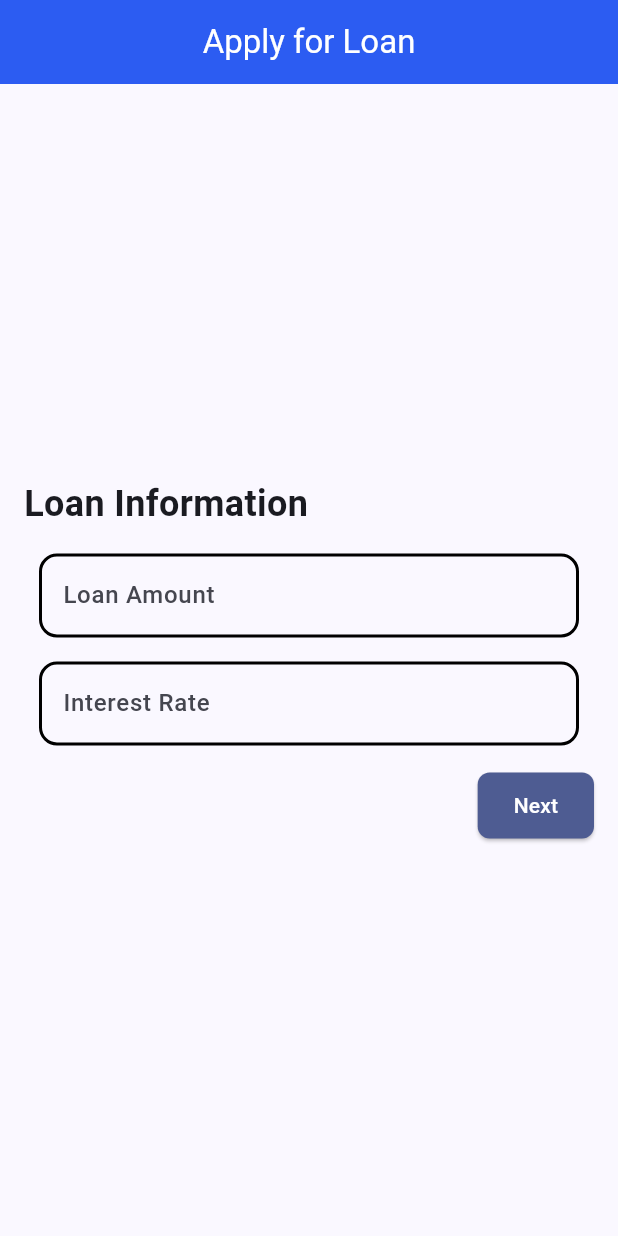
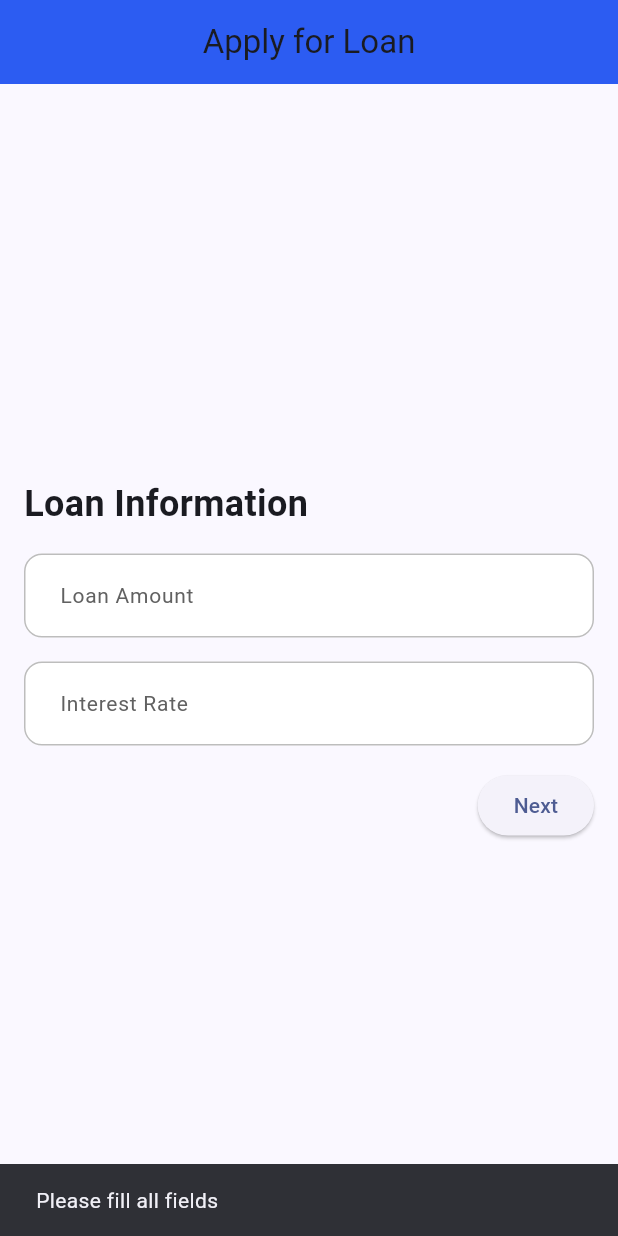
Before and after one commit to chahatkesh/servolend-hacktu, a Flutter app: the screen it shows after launch, after a tap on "Next", on a phone screen of 412 x 824 dp. Run offline on Flutter 3.47's test engine with Material 3 defaults, Android fonts, the phone set to English and light mode, and no system bars; our stand-ins replace cookie_jar, google_sign_in, pie_chart; network calls fail; statements that could not run were skipped.

Commit message:
updates to flutter

```diff
--- a/client_mobile/servolend_ai/lib/components/my_textfield.dart
+++ b/client_mobile/servolend_ai/lib/components/my_textfield.dart
@@ -2,50 +2,75 @@ import 'package:flutter/material.dart';
 
 class MyTextfield extends StatelessWidget {
   final String hintText;
+  final Icon? prefixIcon;
   final bool obscureText;
-  final int minLines;
+  final TextEditingController controller;
   final TextInputType inputType;
-  final TextEditingController controller;
-  final ValueChanged<String> onChanged;
+  final Function(String) onChanged;
 
-  const MyTextfield(
-      {super.key,
+  const MyTextfield({
+    super.key,
     required this.hintText,
-      this.inputType = TextInputType.text,
-      this.minLines = 1,
-      required this.obscureText,
+    this.prefixIcon,
+    this.obscureText = false,
     required this.controller,
-      required this.onChanged});
+    required this.inputType,
+    required this.onChanged,
+  });
 
   @override
   Widget build(BuildContext context) {
-    return Padding(
-      padding: const EdgeInsets.fromLTRB(10, 0, 10, 0),
-      child: TextField(
+    return TextFormField(
+      controller: controller,
+      obscureText: obscureText,
       keyboardType: inputType,
       onChanged: onChanged,
-        controller: controller,
-        scrollPhysics: BouncingScrollPhysics(),
+      style: TextStyle(
+        color: Colors.black,
+        fontSize: 16,
+      ),
       decoration: InputDecoration(
+        hintText: hintText,
+        hintStyle: TextStyle(
+          color: Colors.grey[700],
+          fontSize: 14,
+        ),
+        prefixIcon: prefixIcon,
+        filled: true,
+        fillColor: Colors.white,
+        contentPadding: EdgeInsets.symmetric(vertical: 16, horizontal: 20),
         border: OutlineInputBorder(
           borderRadius: BorderRadius.circular(12),
+          borderSide: BorderSide.none,
+        ),
+        focusedBorder: OutlineInputBorder(
+          borderRadius: BorderRadius.circular(12),
+          borderSide: BorderSide(
+            color: Theme.of(context).primaryColor,
+            width: 2,
+          ),
         ),
         enabledBorder: OutlineInputBorder(
+          borderRadius: BorderRadius.circular(12),
           borderSide: BorderSide(
-              // color: Theme.of(context).colorScheme.primary,
+            color: Colors.grey[400]!,
+            width: 1,
+          ),
+        ),
+        errorBorder: OutlineInputBorder(
+          borderRadius: BorderRadius.circular(12),
+          borderSide: BorderSide(
+            color: Colors.red,
+            width: 1,
+          ),
+        ),
+        focusedErrorBorder: OutlineInputBorder(
+          borderRadius: BorderRadius.circular(12),
+          borderSide: BorderSide(
+            color: Colors.red,
             width: 2,
           ),
-            borderRadius: BorderRadius.circular(12),
         ),
-          hintText: hintText,
-          hintStyle: TextStyle(
-            // color: Theme.of(context).colorScheme.primary,
-            fontWeight: FontWeight.w500,
-          ),
-        ),
-        obscureText: obscureText,
-        minLines: minLines,
-        maxLines: inputType == TextInputType.multiline ? null : 1,
       ),
     );
   }
--- a/client_mobile/servolend_ai/lib/pages/apply_for_loan.dart
+++ b/client_mobile/servolend_ai/lib/pages/apply_for_loan.dart
@@ -1,5 +1,5 @@
+import 'package:flutter/material.dart';
 import 'package:pie_chart/pie_chart.dart';
-import 'package:flutter/material.dart';
 import 'package:servolend_ai/components/my_textfield.dart';
 import 'package:servolend_ai/helpers/fetch.dart';
 
@@ -11,42 +11,47 @@ class ApplyForLoan extends StatefulWidget {
 }
 
 class _ApplyForLoanState extends State<ApplyForLoan> {
-  int pageNo = 0;
+  final PageController _pageController = PageController();
   final Map<String, dynamic> loanInfo = {};
   final Map<String, dynamic> personalDetails = {};
+
+  void nextPage() {
+    _pageController.nextPage(
+      duration: const Duration(milliseconds: 300),
+      curve: Curves.easeIn,
+    );
+  }
+
+  void previousPage() {
+    _pageController.previousPage(
+      duration: const Duration(milliseconds: 300),
+      curve: Curves.easeIn,
+    );
+  }
 
   @override
   Widget build(BuildContext context) {
     return Scaffold(
       appBar: AppBar(
-        title: const Text(
-          "Apply for Loan",
-          style: TextStyle(
-            color: Colors.white,
+        title: const Text("Apply for Loan"),
+        centerTitle: true,
+        backgroundColor: const Color(0xFF2c5cf2),
       ),
-        ),
-        centerTitle: true,
-        backgroundColor: Color(0xFF2c5cf2),
-      ),
-      body: Padding(
-        padding: const EdgeInsets.all(16.0),
-        child: Column(
-          mainAxisSize: MainAxisSize.max,
-          mainAxisAlignment: MainAxisAlignment.center,
-          crossAxisAlignment: CrossAxisAlignment.center,
+      body: PageView(
+        controller: _pageController,
+        physics: const NeverScrollableScrollPhysics(),
         children: [
-            if (pageNo == 0)
           Page1(
-                next: (loanAmount, interestRate) => setState(() {
+            next: (loanAmount, interestRate) {
+              setState(() {
                 loanInfo['loanAmount'] = loanAmount;
                 loanInfo['interestRate'] = interestRate;
-                  pageNo += 1;
-                }),
+              });
+              nextPage();
+            },
           ),
-            if (pageNo == 1)
           Page2(
-                next: (age, annualIncome, employmentLength, creditHistoryLength,
-                        homeOwnership, loanIntent) =>
+            next: (age, annualIncome, employmentLength, creditHistoryLength, homeOwnership, loanIntent) {
               setState(() {
                 personalDetails['age'] = age;
                 personalDetails['annualIncome'] = annualIncome;
@@ -54,22 +59,17 @@ class _ApplyForLoanState extends State<ApplyForLoan> {
                 personalDetails['creditHistoryLength'] = creditHistoryLength;
                 personalDetails['homeOwnership'] = homeOwnership;
                 personalDetails['loanIntent'] = loanIntent;
-                  pageNo += 1;
-                }),
-                back: () => setState(() {
-                  pageNo -= 1;
-                }),
+              });
+              nextPage();
+            },
+            back: previousPage,
           ),
-            if (pageNo == 2)
           Page3(
             loanInfo: loanInfo,
             personalDetails: personalDetails,
-                back: () => setState(() {
-                  pageNo -= 1;
-                }),
+            back: previousPage,
           ),
         ],
-        ),
       ),
     );
   }
@@ -83,56 +83,48 @@ class Page1 extends StatelessWidget {
 
   @override
   Widget build(BuildContext context) {
-    return Column(
+    return Padding(
+      padding: const EdgeInsets.all(16.0),
+      child: Column(
         crossAxisAlignment: CrossAxisAlignment.start,
+        mainAxisAlignment: MainAxisAlignment.center,
         children: [
-        const Text("Loan Information",
-            style: TextStyle(fontSize: 24, fontWeight: FontWeight.bold)),
+          const Text("Loan Information", style: TextStyle(fontSize: 24, fontWeight: FontWeight.bold)),
           const SizedBox(height: 16),
           MyTextfield(
             hintText: "Loan Amount",
-          obscureText: false,
             controller: loanAmountController,
-          inputType: TextInputType.numberWithOptions(
-            decimal: true,
-            signed: false,
-          ),
-          onChanged: (v) {},
+            inputType: const TextInputType.numberWithOptions(decimal: true), onChanged: (v) {  }
           ),
           const SizedBox(height: 16),
           MyTextfield(
             hintText: "Interest Rate",
-          obscureText: false,
             controller: interestRateController,
-          inputType: TextInputType.numberWithOptions(
-            decimal: true,
-            signed: false,
-          ),
-          onChanged: (v) {},
+            inputType: const TextInputType.numberWithOptions(decimal: true), onChanged: (v) {  }
           ),
           const SizedBox(height: 16),
           Row(
             mainAxisAlignment: MainAxisAlignment.end,
             children: [
               ElevatedButton(
-              onPressed: () => next(
+                onPressed: () {
+                  if (loanAmountController.text.isNotEmpty && interestRateController.text.isNotEmpty) {
+                    next(
                       int.parse(loanAmountController.text),
                       double.parse(interestRateController.text),
-              ),
-              style: ElevatedButton.styleFrom(
-                backgroundColor: Theme.of(context).primaryColor,
-                foregroundColor: Colors.white,
-                padding:
-                    const EdgeInsets.symmetric(horizontal: 24, vertical: 12),
-                shape: RoundedRectangleBorder(
-                  borderRadius: BorderRadius.circular(8),
-                ),
-              ),
+                    );
+                  } else {
+                    ScaffoldMessenger.of(context).showSnackBar(
+                      const SnackBar(content: Text("Please fill all fields")),
+                    );
+                  }
+                },
                 child: const Text("Next"),
               ),
             ],
-        )
+          ),
         ],
+      ),
     );
   }
 }
@@ -143,82 +135,46 @@ class Page2 extends StatelessWidget {
   Page2({super.key, required this.next, required this.back});
   final TextEditingController ageController = TextEditingController();
   final TextEditingController annualIncomeController = TextEditingController();
-  final TextEditingController employmentLengthController =
-      TextEditingController();
-  final TextEditingController creditHistoryLengthController =
-      TextEditingController();
-  final List<String> homeOwnershipOptions = [
-    "Rent",
-    "Own",
-    "Mortgage",
-    "Other"
-  ];
-  final List<String> loanIntentOptions = [
-    "Personal",
-    "Education",
-    "Medical",
-    "Venture",
-    "Home Improvement",
-    "Debt Consolation"
-  ];
+  final TextEditingController employmentLengthController = TextEditingController();
+  final TextEditingController creditHistoryLengthController = TextEditingController();
+  final List<String> homeOwnershipOptions = ["Rent", "Own", "Mortgage", "Other"];
+  final List<String> loanIntentOptions = ["Personal", "Education", "Medical", "Venture", "Home Improvement", "Debt Consolation"];
   String selectedHomeOwnership = "Rent";
   String selectedLoanIntent = "Personal";
 
   @override
   Widget build(BuildContext context) {
     return SingleChildScrollView(
-      padding:
-          EdgeInsets.only(bottom: MediaQuery.of(context).viewInsets.bottom),
+      padding: EdgeInsets.only(bottom: MediaQuery.of(context).viewInsets.bottom),
+      child: Padding(
+        padding: const EdgeInsets.all(16.0),
         child: Column(
-        mainAxisSize: MainAxisSize.max,
-        mainAxisAlignment: MainAxisAlignment.center,
           crossAxisAlignment: CrossAxisAlignment.start,
           children: [
-          const Text("Personal Details",
-              style: TextStyle(fontSize: 24, fontWeight: FontWeight.bold)),
+            const Text("Personal Details", style: TextStyle(fontSize: 24, fontWeight: FontWeight.bold)),
             const SizedBox(height: 16),
             MyTextfield(
               hintText: "Age",
-            obscureText: false,
               controller: ageController,
-            inputType: TextInputType.numberWithOptions(
-              decimal: false,
-              signed: false,
-            ),
-            onChanged: (v) {},
+              inputType: const TextInputType.numberWithOptions(decimal: false), onChanged: (v) {  }
             ),
             const SizedBox(height: 16),
             MyTextfield(
               hintText: "Annual Income",
-            obscureText: false,
               controller: annualIncomeController,
-            inputType: TextInputType.numberWithOptions(
-              decimal: true,
-              signed: false,
-            ),
-            onChanged: (v) {},
+              inputType: const TextInputType.numberWithOptions(decimal: true), onChanged: (v) {  }
             ),
             const SizedBox(height: 16),
             MyTextfield(
               hintText: "Employment Length (in years)",
-            obscureText: false,
               controller: employmentLengthController,
-            inputType: TextInputType.numberWithOptions(
-              decimal: true,
-              signed: false,
-            ),
-            onChanged: (v) {},
+              inputType: const TextInputType.numberWithOptions(decimal: true), onChanged: (v) {  },
             ),
             const SizedBox(height: 16),
             MyTextfield(
               hintText: "Credit History Length (in years)",
-            obscureText: false,
               controller: creditHistoryLengthController,
-            inputType: TextInputType.numberWithOptions(
-              decimal: true,
-              signed: false,
-            ),
-            onChanged: (v) {},
+              inputType: const TextInputType.numberWithOptions(decimal: true), onChanged: (v) {  },
             ),
             const SizedBox(height: 16),
             DropdownButtonFormField<String>(
@@ -260,40 +216,34 @@ class Page2 extends StatelessWidget {
               children: [
                 ElevatedButton(
                   onPressed: back,
-                style: ElevatedButton.styleFrom(
-                  backgroundColor: Theme.of(context).primaryColor,
-                  foregroundColor: Colors.white,
-                  padding:
-                      const EdgeInsets.symmetric(horizontal: 24, vertical: 12),
-                  shape: RoundedRectangleBorder(
-                    borderRadius: BorderRadius.circular(8),
-                  ),
-                ),
                   child: const Text("Back"),
                 ),
                 ElevatedButton(
-                onPressed: () => next(
+                  onPressed: () {
+                    if (ageController.text.isNotEmpty &&
+                        annualIncomeController.text.isNotEmpty &&
+                        employmentLengthController.text.isNotEmpty &&
+                        creditHistoryLengthController.text.isNotEmpty) {
+                      next(
                         int.parse(ageController.text),
                         int.parse(annualIncomeController.text),
                         double.parse(employmentLengthController.text),
                         int.parse(creditHistoryLengthController.text),
                         selectedHomeOwnership,
                         selectedLoanIntent,
-                ),
-                style: ElevatedButton.styleFrom(
-                  backgroundColor: Theme.of(context).primaryColor,
-                  foregroundColor: Colors.white,
-                  padding:
-                      const EdgeInsets.symmetric(horizontal: 24, vertical: 12),
-                  shape: RoundedRectangleBorder(
-                    borderRadius: BorderRadius.circular(8),
-                  ),
-                ),
+                      );
+                    } else {
+                      ScaffoldMessenger.of(context).showSnackBar(
+                        const SnackBar(content: Text("Please fill all fields")),
+                      );
+                    }
+                  },
                   child: const Text("Next"),
                 ),
               ],
-          )
+            ),
           ],
+        ),
       ),
     );
   }
@@ -304,11 +254,7 @@ class Page3 extends StatefulWidget {
   final Map<String, dynamic> loanInfo;
   final Map<String, dynamic> personalDetails;
 
-  Page3(
-      {super.key,
-      required this.back,
-      required this.loanInfo,
-      required this.personalDetails});
+  Page3({super.key, required this.back, required this.loanInfo, required this.personalDetails});
 
   @override
   State<Page3> createState() => _Page3State();
@@ -321,28 +267,18 @@ class _Page3State extends State<Page3> {
   @override
   void initState() {
     super.initState();
-    setState(() {
-      finalObject['age'] = widget.personalDetails['age'] as int;
-      finalObject['income'] = widget.personalDetails['annualIncome'] as int;
-      finalObject['ownership'] =
-          (widget.personalDetails['homeOwnership'] as String)
-              .replaceAll(' ', '')
-              .toUpperCase();
-      finalObject['employment_len'] =
-          widget.personalDetails['employmentLength'] as double;
-      finalObject['loan_intent'] =
-          (widget.personalDetails['loanIntent'] as String)
-              .replaceAll(' ', '')
-              .toUpperCase();
-      finalObject['loan_amnt'] = widget.loanInfo['loanAmount'] as int;
-      finalObject['loan_int_rate'] = widget.loanInfo['interestRate'] as double;
-      finalObject['loan_percent_income'] = (widget.loanInfo['loanAmount'] /
-          widget.personalDetails['annualIncome']) as double;
-      finalObject['cred_hist_len'] =
-          widget.personalDetails['creditHistoryLength'] as int;
-
+    finalObject = {
+      'age': widget.personalDetails['age'],
+      'income': widget.personalDetails['annualIncome'],
+      'ownership': (widget.personalDetails['homeOwnership'] as String).replaceAll(' ', '').toUpperCase(),
+      'employment_len': widget.personalDetails['employmentLength'],
+      'loan_intent': (widget.personalDetails['loanIntent'] as String).replaceAll(' ', '').toUpperCase(),
+      'loan_amnt': widget.loanInfo['loanAmount'],
+      'loan_int_rate': widget.loanInfo['interestRate'],
+      'loan_percent_income': widget.loanInfo['loanAmount'] / widget.personalDetails['annualIncome'],
+      'cred_hist_len': widget.personalDetails['creditHistoryLength'],
+    };
     getData();
-    });
   }
 
   Future<void> getData() async {
@@ -351,7 +287,6 @@ class _Page3State extends State<Page3> {
       finalObject,
       method: "post",
     );
-    print("RESULT");
     if (res.isNotEmpty) {
       setState(() {
         result = res;
@@ -361,36 +296,25 @@ class _Page3State extends State<Page3> {
 
   @override
   Widget build(BuildContext context) {
-    return Column(
+    return Padding(
+      padding: const EdgeInsets.all(16.0),
+      child: Column(
         crossAxisAlignment: CrossAxisAlignment.start,
         children: [
-        const Text("Loan Information:",
-            style: TextStyle(fontSize: 20, fontWeight: FontWeight.bold)),
-        Text("Loan Amount: ${widget.loanInfo['loanAmount']}",
-            style: const TextStyle(fontSize: 16)),
-        Text("Interest Rate: ${widget.loanInfo['interestRate']}",
-            style: const TextStyle(fontSize: 16)),
+          const Text("Loan Information:", style: TextStyle(fontSize: 20, fontWeight: FontWeight.bold)),
+          Text("Loan Amount: ${widget.loanInfo['loanAmount']}", style: const TextStyle(fontSize: 16)),
+          Text("Interest Rate: ${widget.loanInfo['interestRate']}", style: const TextStyle(fontSize: 16)),
           const SizedBox(height: 16),
-        const Text("Personal Details:",
-            style: TextStyle(fontSize: 20, fontWeight: FontWeight.bold)),
-        Text("Age: ${widget.personalDetails['age']}",
-            style: const TextStyle(fontSize: 16)),
-        Text("Annual Income: ${widget.personalDetails['annualIncome']}",
-            style: const TextStyle(fontSize: 16)),
-        Text(
-            "Employment Length: ${widget.personalDetails['employmentLength']} years",
-            style: const TextStyle(fontSize: 16)),
-        Text(
-            "Credit History Length: ${widget.personalDetails['creditHistoryLength']} years",
-            style: const TextStyle(fontSize: 16)),
-        Text("Home Ownership: ${widget.personalDetails['homeOwnership']}",
-            style: const TextStyle(fontSize: 16)),
-        Text("Loan Intent: ${widget.personalDetails['loanIntent']}",
-            style: const TextStyle(fontSize: 16)),
+          const Text("Personal Details:", style: TextStyle(fontSize: 20, fontWeight: FontWeight.bold)),
+          Text("Age: ${widget.personalDetails['age']}", style: const TextStyle(fontSize: 16)),
+          Text("Annual Income: ${widget.personalDetails['annualIncome']}", style: const TextStyle(fontSize: 16)),
+          Text("Employment Length: ${widget.personalDetails['employmentLength']} years", style: const TextStyle(fontSize: 16)),
+          Text("Credit History Length: ${widget.personalDetails['creditHistoryLength']} years", style: const TextStyle(fontSize: 16)),
+          Text("Home Ownership: ${widget.personalDetails['homeOwnership']}", style: const TextStyle(fontSize: 16)),
+          Text("Loan Intent: ${widget.personalDetails['loanIntent']}", style: const TextStyle(fontSize: 16)),
           if (result.isNotEmpty) ...[
             const SizedBox(height: 16),
-          const Text("Eligibility Probability:",
-              style: TextStyle(fontSize: 20, fontWeight: FontWeight.bold)),
+            const Text("Eligibility Probability:", style: TextStyle(fontSize: 20, fontWeight: FontWeight.bold)),
             const SizedBox(height: 16),
             SizedBox(
               height: 200,
@@ -419,20 +343,12 @@ class _Page3State extends State<Page3> {
             children: [
               ElevatedButton(
                 onPressed: widget.back,
-              style: ElevatedButton.styleFrom(
-                backgroundColor: Theme.of(context).primaryColor,
-                foregroundColor: Colors.white,
-                padding:
-                    const EdgeInsets.symmetric(horizontal: 24, vertical: 12),
-                shape: RoundedRectangleBorder(
-                  borderRadius: BorderRadius.circular(8),
-                ),
-              ),
                 child: const Text("Back"),
               ),
             ],
-        )
+          ),
         ],
+      ),
     );
   }
 }
--- a/client_mobile/servolend_ai/pubspec.yaml
+++ b/client_mobile/servolend_ai/pubspec.yaml
@@ -37,6 +37,11 @@ dependencies:
   http: ^1.3.0
   cookie_jar: ^4.0.8
   pie_chart: ^5.4.0
+  animations: ^2.0.11
+  lottie: ^3.3.1
+  flutter_staggered_animations: ^1.1.1
+  flutter_animate: ^4.5.2
+  rive: ^0.13.20
 
 dev_dependencies:
   flutter_test:
```
Also changed, not shown: client_mobile/servolend_ai/pubspec.lock, 5 other files. Lines whose indentation alone changed are shown as unchanged.
